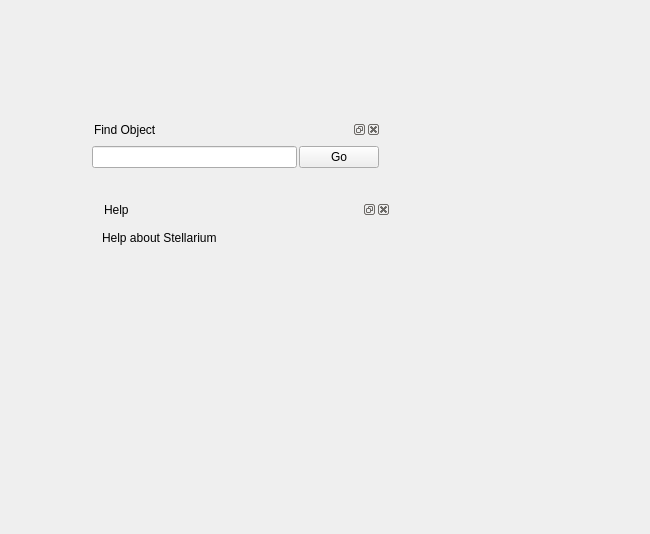
Above: src/mainGui.ui from 519984307/stellarium_src before the change. Below: the same form after it.
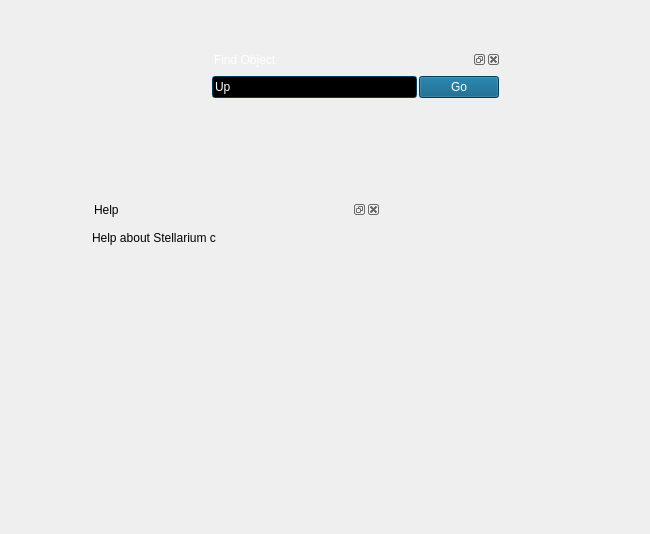
That is the form after the change. Icons and pictures are not drawn.

Commit message: Made the main widget to be a QGraphicsWidget. We can now print over it with QPainter.

The edit to the form file:
```diff
--- a/src/mainGui.ui
+++ b/src/mainGui.ui
@@ -24,12 +24,373 @@
   <widget class="QDockWidget" name="dockWidgetSearchSkyObject" >
    <property name="geometry" >
     <rect>
-     <x>90</x>
-     <y>120</y>
+     <x>210</x>
+     <y>50</y>
      <width>291</width>
      <height>56</height>
     </rect>
    </property>
+   <property name="palette" >
+    <palette>
+     <active>
+      <colorrole role="WindowText" >
+       <brush brushstyle="SolidPattern" >
+        <color alpha="255" >
+         <red>255</red>
+         <green>255</green>
+         <blue>255</blue>
+        </color>
+       </brush>
+      </colorrole>
+      <colorrole role="Button" >
+       <brush brushstyle="SolidPattern" >
+        <color alpha="255" >
+         <red>0</red>
+         <green>85</green>
+         <blue>127</blue>
+        </color>
+       </brush>
+      </colorrole>
+      <colorrole role="Light" >
+       <brush brushstyle="SolidPattern" >
+        <color alpha="255" >
+         <red>0</red>
+         <green>128</green>
+         <blue>191</blue>
+        </color>
+       </brush>
+      </colorrole>
+      <colorrole role="Midlight" >
+       <brush brushstyle="SolidPattern" >
+        <color alpha="255" >
+         <red>0</red>
+         <green>106</green>
+         <blue>159</blue>
+        </color>
+       </brush>
+      </colorrole>
+      <colorrole role="Dark" >
+       <brush brushstyle="SolidPattern" >
+        <color alpha="255" >
+         <red>0</red>
+         <green>42</green>
+         <blue>63</blue>
+        </color>
+       </brush>
+      </colorrole>
+      <colorrole role="Mid" >
+       <brush brushstyle="SolidPattern" >
+        <color alpha="255" >
+         <red>0</red>
+         <green>56</green>
+         <blue>84</blue>
+        </color>
+       </brush>
+      </colorrole>
+      <colorrole role="Text" >
+       <brush brushstyle="SolidPattern" >
+        <color alpha="255" >
+         <red>255</red>
+         <green>255</green>
+         <blue>255</blue>
+        </color>
+       </brush>
+      </colorrole>
+      <colorrole role="BrightText" >
+       <brush brushstyle="SolidPattern" >
+        <color alpha="255" >
+         <red>255</red>
+         <green>255</green>
+         <blue>255</blue>
+        </color>
+       </brush>
+      </colorrole>
+      <colorrole role="ButtonText" >
+       <brush brushstyle="SolidPattern" >
+        <color alpha="255" >
+         <red>255</red>
+         <green>255</green>
+         <blue>255</blue>
+        </color>
+       </brush>
+      </colorrole>
+      <colorrole role="Base" >
+       <brush brushstyle="SolidPattern" >
+        <color alpha="255" >
+         <red>0</red>
+         <green>0</green>
+         <blue>0</blue>
+        </color>
+       </brush>
+      </colorrole>
+      <colorrole role="Window" >
+       <brush brushstyle="SolidPattern" >
+        <color alpha="255" >
+         <red>0</red>
+         <green>85</green>
+         <blue>127</blue>
+        </color>
+       </brush>
+      </colorrole>
+      <colorrole role="Shadow" >
+       <brush brushstyle="SolidPattern" >
+        <color alpha="255" >
+         <red>0</red>
+         <green>0</green>
+         <blue>0</blue>
+        </color>
+       </brush>
+      </colorrole>
+      <colorrole role="AlternateBase" >
+       <brush brushstyle="SolidPattern" >
+        <color alpha="255" >
+         <red>0</red>
+         <green>42</green>
+         <blue>63</blue>
+        </color>
+       </brush>
+      </colorrole>
+     </active>
+     <inactive>
+      <colorrole role="WindowText" >
+       <brush brushstyle="SolidPattern" >
+        <color alpha="255" >
+         <red>255</red>
+         <green>255</green>
+         <blue>255</blue>
+        </color>
+       </brush>
+      </colorrole>
+      <colorrole role="Button" >
+       <brush brushstyle="SolidPattern" >
+        <color alpha="255" >
+         <red>0</red>
+         <green>85</green>
+         <blue>127</blue>
+        </color>
+       </brush>
+      </colorrole>
+      <colorrole role="Light" >
+       <brush brushstyle="SolidPattern" >
+        <color alpha="255" >
+         <red>0</red>
+         <green>128</green>
+         <blue>191</blue>
+        </color>
+       </brush>
+      </colorrole>
+      <colorrole role="Midlight" >
+       <brush brushstyle="SolidPattern" >
+        <color alpha="255" >
+         <red>0</red>
+         <green>106</green>
+         <blue>159</blue>
+        </color>
+       </brush>
+      </colorrole>
+      <colorrole role="Dark" >
+       <brush brushstyle="SolidPattern" >
+        <color alpha="255" >
+         <red>0</red>
+         <green>42</green>
+         <blue>63</blue>
+        </color>
+       </brush>
+      </colorrole>
+      <colorrole role="Mid" >
+       <brush brushstyle="SolidPattern" >
+        <color alpha="255" >
+         <red>0</red>
+         <green>56</green>
+         <blue>84</blue>
+        </color>
+       </brush>
+      </colorrole>
+      <colorrole role="Text" >
+       <brush brushstyle="SolidPattern" >
+        <color alpha="255" >
+         <red>255</red>
+         <green>255</green>
+         <blue>255</blue>
+        </color>
+       </brush>
+      </colorrole>
+      <colorrole role="BrightText" >
+       <brush brushstyle="SolidPattern" >
+        <color alpha="255" >
+         <red>255</red>
+         <green>255</green>
+         <blue>255</blue>
+        </color>
+       </brush>
+      </colorrole>
+      <colorrole role="ButtonText" >
+       <brush brushstyle="SolidPattern" >
+        <color alpha="255" >
+         <red>255</red>
+         <green>255</green>
+         <blue>255</blue>
+        </color>
+       </brush>
+      </colorrole>
+      <colorrole role="Base" >
+       <brush brushstyle="SolidPattern" >
+        <color alpha="255" >
+         <red>0</red>
+         <green>0</green>
+         <blue>0</blue>
+        </color>
+       </brush>
+      </colorrole>
+      <colorrole role="Window" >
+       <brush brushstyle="SolidPattern" >
+        <color alpha="255" >
+         <red>0</red>
+         <green>85</green>
+         <blue>127</blue>
+        </color>
+       </brush>
+      </colorrole>
+      <colorrole role="Shadow" >
+       <brush brushstyle="SolidPattern" >
+        <color alpha="255" >
+         <red>0</red>
+         <green>0</green>
+         <blue>0</blue>
+        </color>
+       </brush>
+      </colorrole>
+      <colorrole role="AlternateBase" >
+       <brush brushstyle="SolidPattern" >
+        <color alpha="255" >
+         <red>0</red>
+         <green>42</green>
+         <blue>63</blue>
+        </color>
+       </brush>
+      </colorrole>
+     </inactive>
+     <disabled>
+      <colorrole role="WindowText" >
+       <brush brushstyle="SolidPattern" >
+        <color alpha="255" >
+         <red>0</red>
+         <green>42</green>
+         <blue>63</blue>
+        </color>
+       </brush>
+      </colorrole>
+      <colorrole role="Button" >
+       <brush brushstyle="SolidPattern" >
+        <color alpha="255" >
+         <red>0</red>
+         <green>85</green>
+         <blue>127</blue>
+        </color>
+       </brush>
+      </colorrole>
+      <colorrole role="Light" >
+       <brush brushstyle="SolidPattern" >
+        <color alpha="255" >
+         <red>0</red>
+         <green>128</green>
+         <blue>191</blue>
+        </color>
+       </brush>
+      </colorrole>
+      <colorrole role="Midlight" >
+       <brush brushstyle="SolidPattern" >
+        <color alpha="255" >
+         <red>0</red>
+         <green>106</green>
+         <blue>159</blue>
+        </color>
+       </brush>
+      </colorrole>
+      <colorrole role="Dark" >
+       <brush brushstyle="SolidPattern" >
+        <color alpha="255" >
+         <red>0</red>
+         <green>42</green>
+         <blue>63</blue>
+        </color>
+       </brush>
+      </colorrole>
+      <colorrole role="Mid" >
+       <brush brushstyle="SolidPattern" >
+        <color alpha="255" >
+         <red>0</red>
+         <green>56</green>
+         <blue>84</blue>
+        </color>
+       </brush>
+      </colorrole>
+      <colorrole role="Text" >
+       <brush brushstyle="SolidPattern" >
+        <color alpha="255" >
+         <red>0</red>
+         <green>42</green>
+         <blue>63</blue>
+        </color>
+       </brush>
+      </colorrole>
+      <colorrole role="BrightText" >
+       <brush brushstyle="SolidPattern" >
+        <color alpha="255" >
+         <red>255</red>
+         <green>255</green>
+         <blue>255</blue>
+        </color>
+       </brush>
+      </colorrole>
+      <colorrole role="ButtonText" >
+       <brush brushstyle="SolidPattern" >
+        <color alpha="255" >
+         <red>0</red>
+         <green>42</green>
+         <blue>63</blue>
+        </color>
+       </brush>
+      </colorrole>
+      <colorrole role="Base" >
+       <brush brushstyle="SolidPattern" >
+        <color alpha="255" >
+         <red>0</red>
+         <green>85</green>
+         <blue>127</blue>
+        </color>
+       </brush>
+      </colorrole>
+      <colorrole role="Window" >
+       <brush brushstyle="SolidPattern" >
+        <color alpha="255" >
+         <red>0</red>
+         <green>85</green>
+         <blue>127</blue>
+        </color>
+       </brush>
+      </colorrole>
+      <colorrole role="Shadow" >
+       <brush brushstyle="SolidPattern" >
+        <color alpha="255" >
+         <red>0</red>
+         <green>0</green>
+         <blue>0</blue>
+        </color>
+       </brush>
+      </colorrole>
+      <colorrole role="AlternateBase" >
+       <brush brushstyle="SolidPattern" >
+        <color alpha="255" >
+         <red>0</red>
+         <green>85</green>
+         <blue>127</blue>
+        </color>
+       </brush>
+      </colorrole>
+     </disabled>
+    </palette>
+   </property>
    <property name="floating" >
     <bool>true</bool>
    </property>
@@ -70,7 +431,7 @@
        <item>
         <widget class="QLineEdit" name="lineEditSearchSkyObject" >
          <property name="text" >
-          <string/>
+          <string>Up</string>
          </property>
         </widget>
        </item>
@@ -92,7 +453,7 @@
   <widget class="QDockWidget" name="dockWidgetHelp" >
    <property name="geometry" >
     <rect>
-     <x>100</x>
+     <x>90</x>
      <y>200</y>
      <width>291</width>
      <height>56</height>
@@ -133,7 +494,7 @@
      <item row="0" column="0" >
       <widget class="QLabel" name="label" >
        <property name="text" >
-        <string>Help about Stellarium</string>
+        <string>Help about Stellarium c</string>
        </property>
       </widget>
      </item>
```
Left out of the diff: 3 changed lines with no effect on the pictures. The commit also changes 6 other files.
